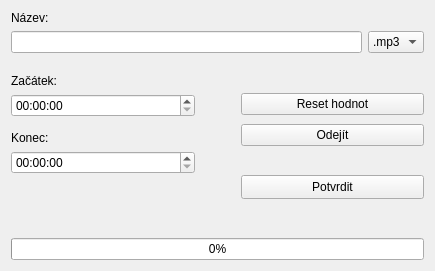
Old version of the form y2mate/editvideodialog.ui in the repository RxiPland/y2mate_desktop.
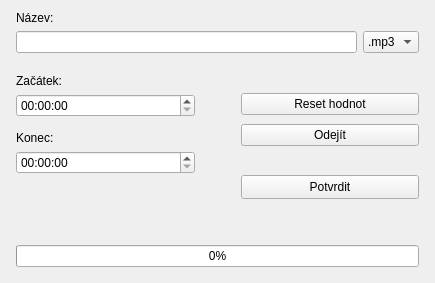
New version of the form.

Diff of the .ui file:
```diff
--- a/y2mate/editvideodialog.ui
+++ b/y2mate/editvideodialog.ui
@@ -7,13 +7,29 @@
     <x>0</x>
     <y>0</y>
     <width>435</width>
-    <height>271</height>
+    <height>283</height>
    </rect>
   </property>
   <property name="windowTitle">
    <string>Úprava videa</string>
   </property>
   <layout class="QHBoxLayout" name="horizontalLayout_3">
+   <item>
+    <spacer name="horizontalSpacer_2">
+     <property name="orientation">
+      <enum>Qt::Horizontal</enum>
+     </property>
+     <property name="sizeType">
+      <enum>QSizePolicy::Fixed</enum>
+     </property>
+     <property name="sizeHint" stdset="0">
+      <size>
+       <width>5</width>
+       <height>20</height>
+      </size>
+     </property>
+    </spacer>
+   </item>
    <item>
     <layout class="QVBoxLayout" name="verticalLayout">
      <item>
@@ -316,8 +332,40 @@
        </property>
       </widget>
      </item>
+     <item>
+      <spacer name="verticalSpacer_8">
+       <property name="orientation">
+        <enum>Qt::Vertical</enum>
+       </property>
+       <property name="sizeType">
+        <enum>QSizePolicy::Fixed</enum>
+       </property>
+       <property name="sizeHint" stdset="0">
+        <size>
+         <width>20</width>
+         <height>5</height>
+        </size>
+       </property>
+      </spacer>
+     </item>
     </layout>
    </item>
+   <item>
+    <spacer name="horizontalSpacer_3">
+     <property name="orientation">
+      <enum>Qt::Horizontal</enum>
+     </property>
+     <property name="sizeType">
+      <enum>QSizePolicy::Fixed</enum>
+     </property>
+     <property name="sizeHint" stdset="0">
+      <size>
+       <width>5</width>
+       <height>20</height>
+      </size>
+     </property>
+    </spacer>
+   </item>
   </layout>
  </widget>
  <resources/>
```
Left out of the diff: 4 changed lines with no effect on the pictures.
